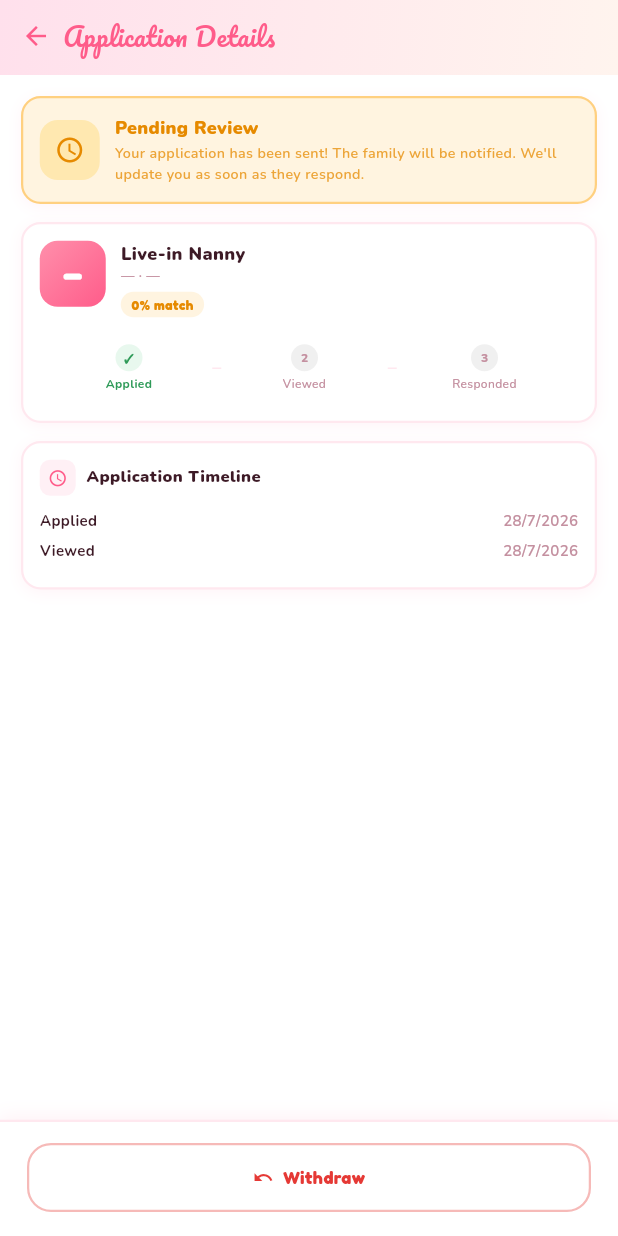
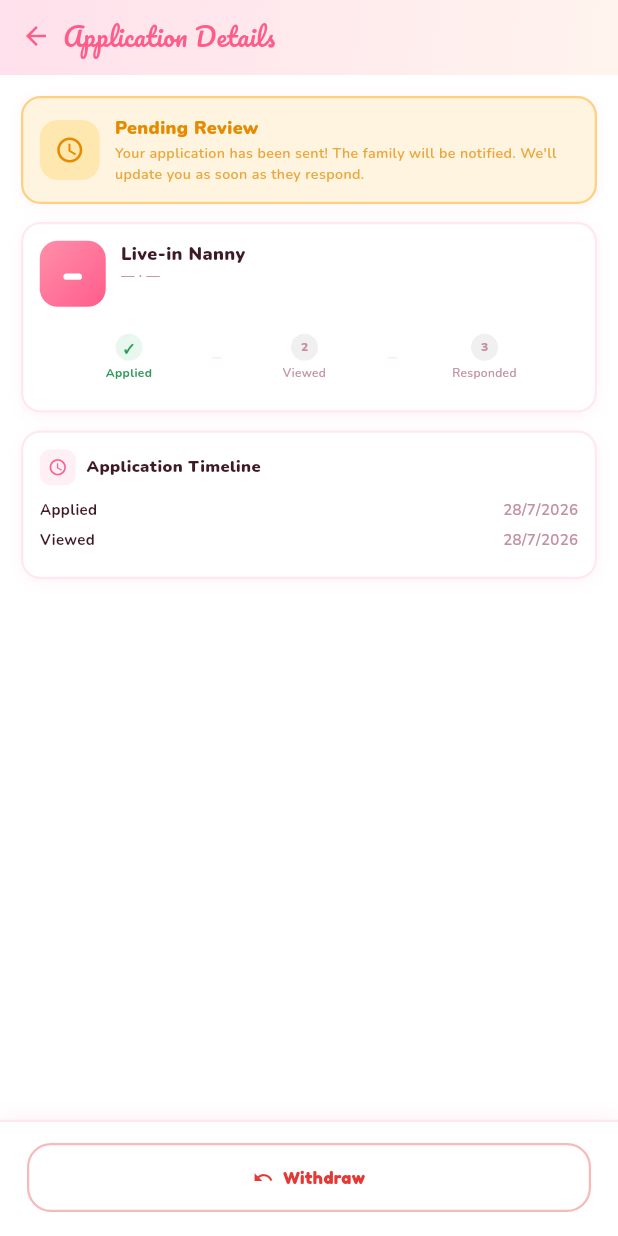
Before and after one commit to WaseemMirzaa/kafi, a Flutter app: the ApplicationDetailScreen screen opened directly with empty values, on a phone screen of 412 x 824 dp. Run offline on Flutter 3.47's test engine with Material 3 defaults, Android fonts, the phone set to English and light mode, and no system bars; our stand-ins replace cloud_firestore, cloud_functions, connectivity_plus, file_picker, firebase_auth, firebase_core and 11 more; accounts and stored records are empty.

Commit message:
fix(nanny): suppress divergent nanny-side "% match" labels (M8) (#132)
Canonical scoring context (product decision): the match % is scored from the
FAMILY's household + active job, computed on read and shown on family-facing
surfaces. A nanny can't read a family's household profile, so any nanny-side
number is a job-only score that necessarily diverges from what the family
sees — a different number for the same nanny+job pair.

Remove the passive numeric "% match" labels stamped on nanny-facing lists,
where they read as "the match" but can't be the canonical value:
- jobs feed (jobs_home) and dashboard "Jobs for you" cards
- my applications list + application detail header

Jobs stay ranked best-fit-first and the hot-match highlight (a badge, no
number) remains, so ordering/emphasis is preserved — only the misleading
number is gone.

Scope note: the two explicit per-job assessment tools (job detail's match
section and the smart-match apply screen) still show the nanny HER job fit —
they are her own self-assessment of a specific job, not a claim about the
family's match. Left in place pending confirmation; can be suppressed too if
a full nanny-side hide is preferred.

Co-authored-by: Claude <noreply@anthropic.com>

```diff
--- a/kafi_app/lib/views/nanny/application_detail_screen.dart
+++ b/kafi_app/lib/views/nanny/application_detail_screen.dart
@@ -429,8 +429,8 @@ class _ApplicationDetailScreenState extends State<ApplicationDetailScreen> {
                         style: KafiTheme.nunito(12, color: KafiColors.td, w: FontWeight.w900)),
                     Text('$family · $city',
                         style: KafiTheme.nunito(9, color: KafiColors.ts, w: FontWeight.w600)),
-                    const SizedBox(height: 4),
-                    _matchChip(app.matchScore),
+                    // Nanny-side "% match" suppressed (M8) — the canonical match
+                    // is the family's household+job score the nanny can't compute.
                   ],
                 ),
               ),
@@ -469,22 +469,6 @@ class _ApplicationDetailScreenState extends State<ApplicationDetailScreen> {
           Text(label,
               style: KafiTheme.nunito(9, color: KafiColors.roseD, w: FontWeight.w700)),
         ],
-      ),
-    );
-  }
-
-  Widget _matchChip(int score) {
-    final isGood = score >= 80;
-    return Container(
-      padding: const EdgeInsets.symmetric(horizontal: 7, vertical: 2),
-      decoration: BoxDecoration(
-        color: isGood ? const Color(0xFFE8F8EE) : KafiColors.ambL,
-        borderRadius: BorderRadius.circular(14),
-      ),
-      child: Text(
-        isGood ? '⭐ $score% match' : '$score% match',
-        style: KafiTheme.fredoka(9,
-            color: isGood ? const Color(0xFF2A8A50) : KafiColors.ambD, w: FontWeight.w700),
       ),
     );
   }
```
Also changed, not shown: kafi_app/lib/views/nanny/jobs_home_screen.dart (+6 -22 lines), kafi_app/lib/views/nanny/my_applications_screen.dart (+3 -9 lines), kafi_app/lib/views/nanny/nanny_dashboard_screen.dart (+3 -23 lines).
